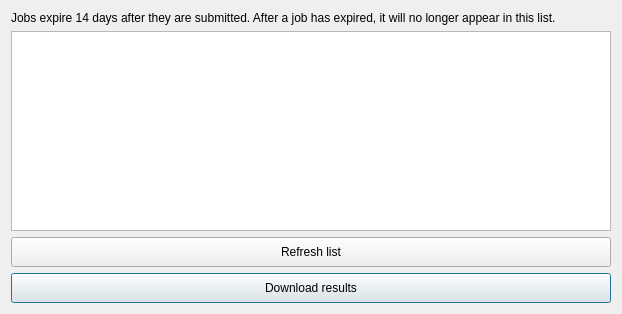
First picture: the form in LDMP/gui/DlgJobs.ui, repository LocateIT/trends.earth, before the edit.
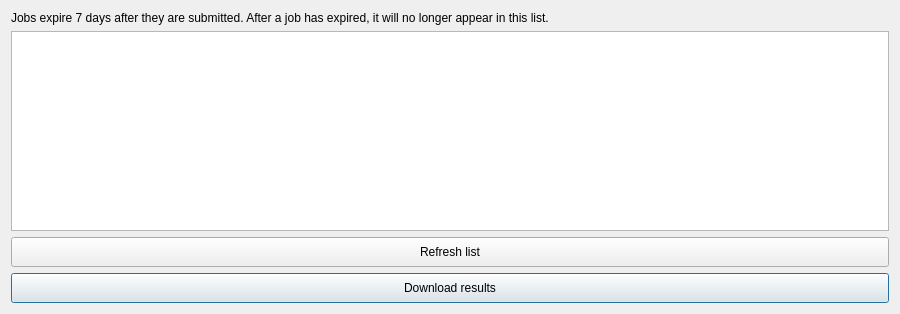
Second picture: the form after the edit.

Diff of the .ui file:
```diff
--- a/LDMP/gui/DlgJobs.ui
+++ b/LDMP/gui/DlgJobs.ui
@@ -9,7 +9,7 @@
    <rect>
     <x>0</x>
     <y>0</y>
-    <width>618</width>
+    <width>900</width>
     <height>310</height>
    </rect>
   </property>
@@ -32,7 +32,7 @@
    <item row="0" column="0">
     <widget class="QLabel" name="label">
      <property name="text">
-      <string>Jobs expire 14 days after they are submitted. After a job has expired, it will no longer appear in this list.</string>
+      <string>Jobs expire 7 days after they are submitted. After a job has expired, it will no longer appear in this list.</string>
      </property>
      <property name="wordWrap">
       <bool>true</bool>
```
